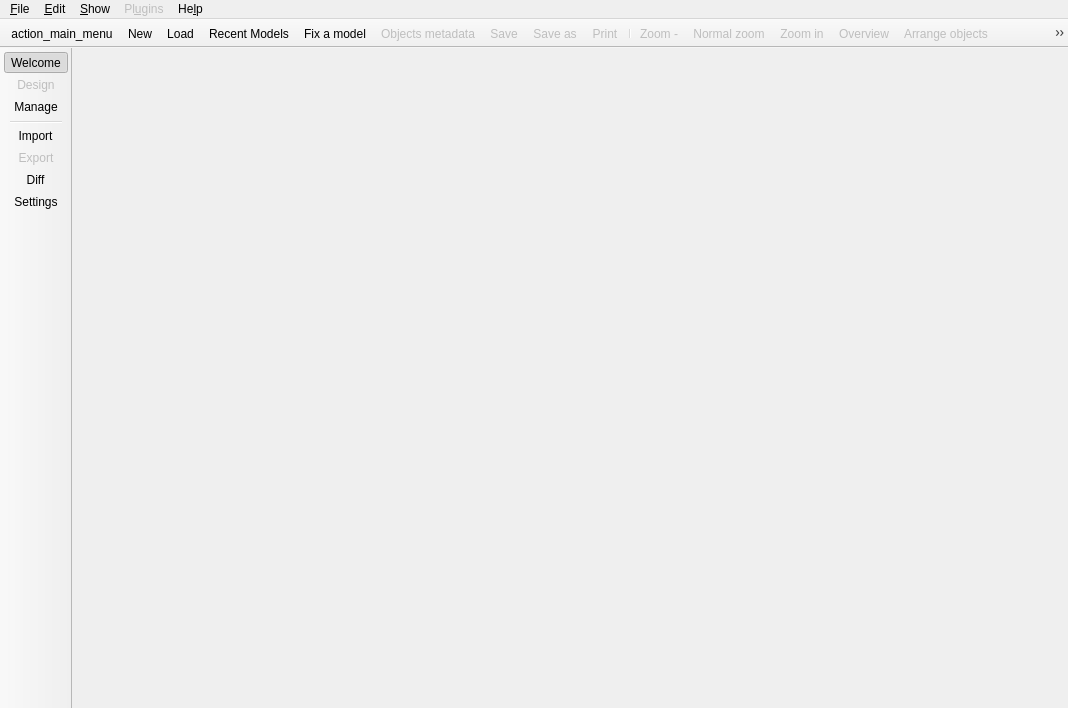
Old version of the form libpgmodeler_ui/ui/mainwindow.ui in the repository pgmodeler/pgmodeler.
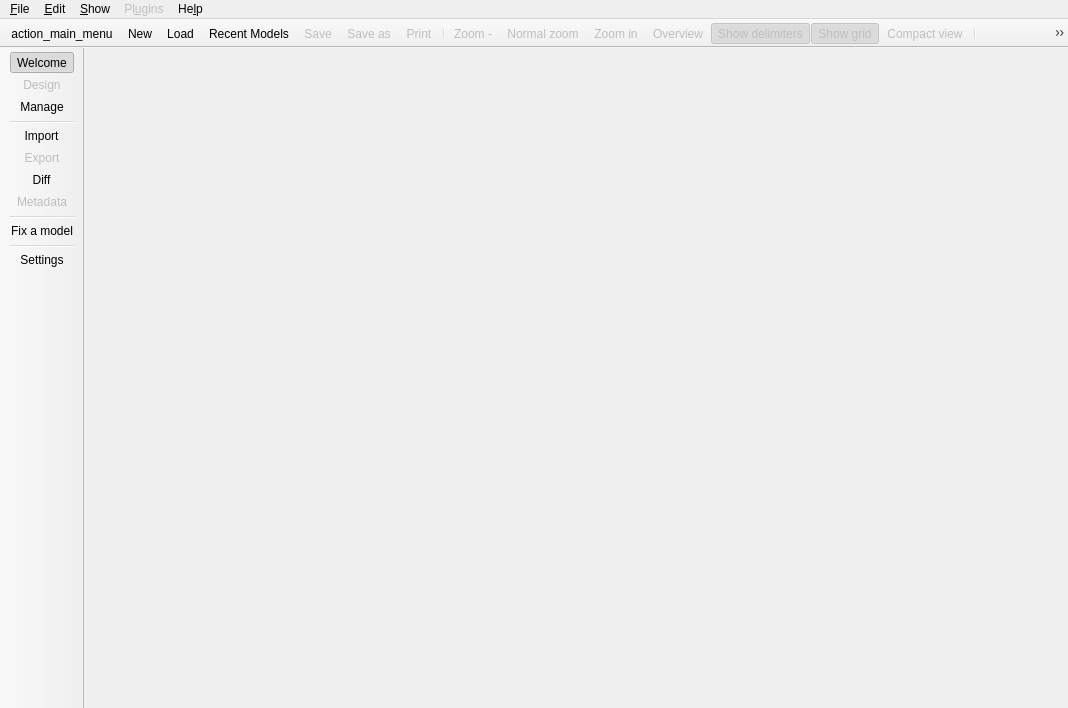
New version of the form. Icons and pictures are not drawn.

Commit message: Small reordering of mainwindow buttons and UI. Align distribute tables. Stack tables on top. (action_stack_tables missing icon...)

Diff of the .ui file:
```diff
--- a/libpgmodeler_ui/ui/mainwindow.ui
+++ b/libpgmodeler_ui/ui/mainwindow.ui
@@ -859,6 +859,10 @@
    <addaction name="action_import"/>
    <addaction name="action_export"/>
    <addaction name="action_diff"/>
+   <addaction name="action_handle_metadata"/>
+   <addaction name="separator"/>
+   <addaction name="action_fix_model"/>
+   <addaction name="separator"/>
    <addaction name="action_configuration"/>
   </widget>
   <widget class="QToolBar" name="control_tb">
@@ -914,8 +918,6 @@
    <addaction name="action_new_model"/>
    <addaction name="action_load_model"/>
    <addaction name="action_recent_models"/>
-   <addaction name="action_fix_model"/>
-   <addaction name="action_handle_metadata"/>
    <addaction name="action_save_model"/>
    <addaction name="action_save_as"/>
    <addaction name="action_print"/>
@@ -924,12 +926,15 @@
    <addaction name="action_normal_zoom"/>
    <addaction name="action_inc_zoom"/>
    <addaction name="action_overview"/>
-   <addaction name="action_arrange_objects"/>
    <addaction name="action_show_delimiters"/>
    <addaction name="action_show_grid"/>
-   <addaction name="action_alin_objs_grade"/>
    <addaction name="action_compact_view"/>
    <addaction name="separator"/>
+   <addaction name="action_alin_objs_grade"/>
+   <addaction name="action_arrange_objects"/>
+   <addaction name="action_align_distrib_tables"/>
+   <addaction name="action_stack_on_top"/>
+   <addaction name="separator"/>
   </widget>
   <action name="action_new_model">
    <property name="icon">
@@ -1369,6 +1374,9 @@
    </property>
   </action>
   <action name="action_fix_model">
+   <property name="enabled">
+    <bool>true</bool>
+   </property>
    <property name="icon">
     <iconset resource="../res/resources.qrc">
      <normaloff>:/icones/icones/fixobject.png</normaloff>:/icones/icones/fixobject.png</iconset>
@@ -1549,7 +1557,7 @@
      <normaloff>:/icones/icones/objmetadata.png</normaloff>:/icones/icones/objmetadata.png</iconset>
    </property>
    <property name="text">
-    <string>Objects me&amp;tadata</string>
+    <string>Metadata</string>
    </property>
    <property name="toolTip">
     <string>Objects metadata</string>
@@ -1600,6 +1608,35 @@
     <string>Addition action over the model</string>
    </property>
   </action>
+  <action name="action_align_distrib_tables">
+   <property name="enabled">
+    <bool>false</bool>
+   </property>
+   <property name="icon">
+    <iconset resource="../res/resources.qrc">
+     <normaloff>:/icones/icones/align_top.png</normaloff>:/icones/icones/align_top.png</iconset>
+   </property>
+   <property name="text">
+    <string>Align / distribute tables</string>
+   </property>
+   <property name="toolTip">
+    <string>Align or distribute tables</string>
+   </property>
+   <property name="visible">
+    <bool>true</bool>
+   </property>
+   <property name="iconVisibleInMenu">
+    <bool>true</bool>
+   </property>
+  </action>
+  <action name="action_stack_on_top">
+   <property name="text">
+    <string>Stack on top</string>
+   </property>
+   <property name="toolTip">
+    <string>Stack selected element on top of its siblings.</string>
+   </property>
+  </action>
  </widget>
  <tabstops>
   <tabstop>models_tbw</tabstop>
```
Left out of the diff: 20 changed lines with no effect on the pictures. The commit also changes 13 other files.
